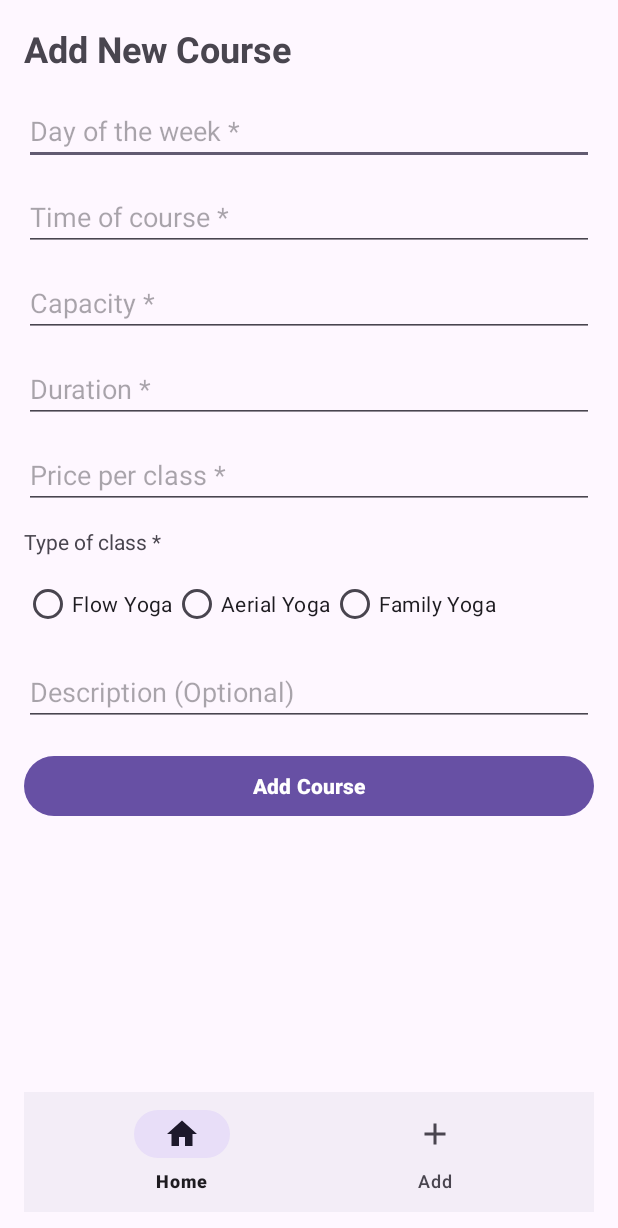
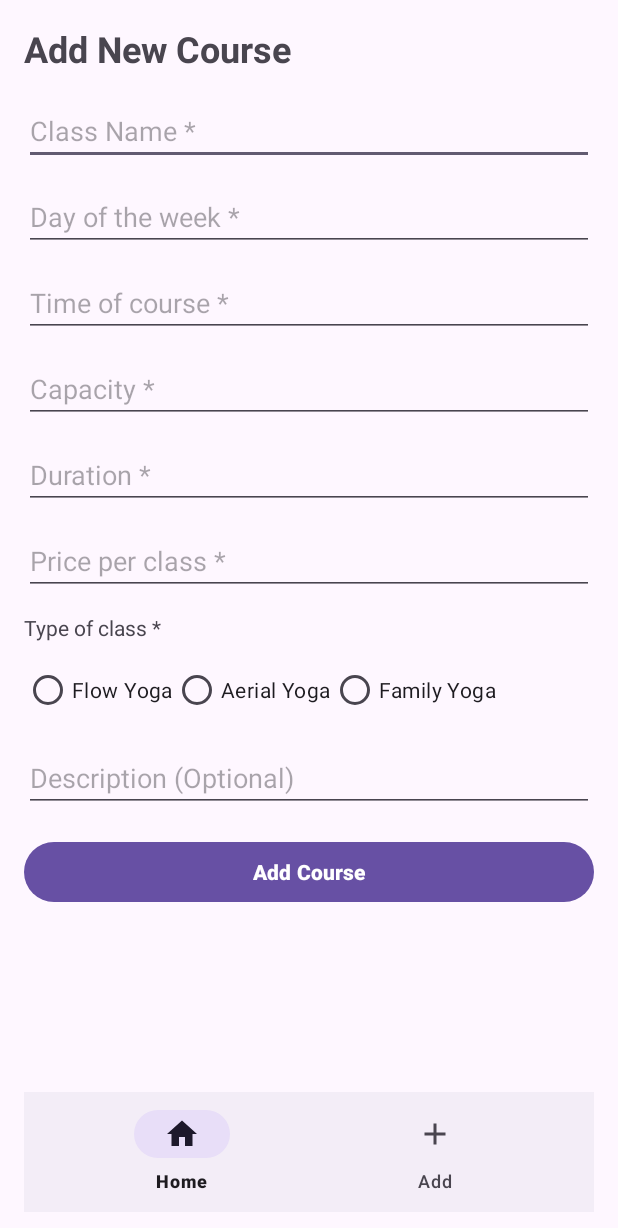
Before and after one commit to ltn23/YogaAdmin, an Android app: the AddCourseActivity screen opened directly, with no data from a screen before it, on a phone screen of 412 x 824 dp. Shown: the top 1228 px of the screen. Run offline under Robolectric (Android 15) with nearby library versions, the phone set to English and light mode, and no system bars.

Commit message:
add Course Name

```diff
--- a/YogaAdminApp/app/src/main/java/com/example/yogaadminapp/Class/EditClassActivity.java
+++ b/YogaAdminApp/app/src/main/java/com/example/yogaadminapp/Class/EditClassActivity.java
@@ -14,7 +14,7 @@ import com.example.yogaadminapp.R;
 
 public class EditClassActivity extends AppCompatActivity {
 
-    EditText edtTeacher, edtDate, edtComments;
+    EditText edtTeacher, edtDate, edtComments, edtCourseName;
     Button btnUpdate, btnBack, btnDelete;
     DatabaseHelper dbHelper;
     ClassModel currentClass;
@@ -79,6 +79,7 @@ public class EditClassActivity extends AppCompatActivity {
     private void updateClass() {
         currentClass = new ClassModel(
                 currentClass.getId(),
+                edtCourseName.getText().toString(),
                 edtTeacher.getText().toString(),
                 edtDate.getText().toString(),
                 edtComments.getText().toString(),
--- a/YogaAdminApp/app/src/main/java/com/example/yogaadminapp/Course/AddCourseActivity.java
+++ b/YogaAdminApp/app/src/main/java/com/example/yogaadminapp/Course/AddCourseActivity.java
@@ -20,7 +20,7 @@ import java.util.HashMap;
 
 public class AddCourseActivity extends AppCompatActivity {
 
-    EditText edtDay, edtTime, edtCapacity, edtDuration, edtPrice, edtDescription;
+    EditText edtDay, edtTime, edtCapacity, edtDuration, edtPrice, edtDescription, edtCourseName;
     RadioGroup rgType;
     DatabaseHelper dbHelper;
     HashMap<Integer, Runnable> menuActions;
@@ -31,6 +31,7 @@ public class AddCourseActivity extends AppCompatActivity {
         setContentView(R.layout.activity_add_course);
 
         // Ánh xạ các thành phần từ giao diện
+        edtCourseName = findViewById(R.id.edtCourseName);
         edtDay = findViewById(R.id.edtDay);
         edtTime = findViewById(R.id.edtTime);
         edtCapacity = findViewById(R.id.edtCapacity);
@@ -69,6 +70,7 @@ public class AddCourseActivity extends AppCompatActivity {
     }
 
     private void saveCourse() {
+        String courseName = edtCourseName.getText().toString();
         String day = edtDay.getText().toString();
         String time = edtTime.getText().toString();
         int capacity = Integer.parseInt(edtCapacity.getText().toString());
@@ -80,7 +82,7 @@ public class AddCourseActivity extends AppCompatActivity {
         RadioButton selectedTypeButton = findViewById(selectedTypeId);
         String type = selectedTypeButton.getText().toString();
 
-        YogaCourse newCourse = new YogaCourse(day, time, capacity, duration, price, type, description);
+        YogaCourse newCourse = new YogaCourse(courseName,day, time, capacity, duration, price, type, description);
         dbHelper.insertCourse(newCourse);
 
         Toast.makeText(this, "Course added successfully", Toast.LENGTH_SHORT).show();
@@ -98,6 +100,10 @@ public class AddCourseActivity extends AppCompatActivity {
     }
 
     private boolean validateInputs() {
+        if (edtCourseName.getText().toString().isEmpty()) {
+            edtCourseName.setError("Day is required");
+            return false;
+        }
         if (edtDay.getText().toString().isEmpty()) {
             edtDay.setError("Day is required");
             return false;
--- a/YogaAdminApp/app/src/main/java/com/example/yogaadminapp/RecyclerViewAdapter.java
+++ b/YogaAdminApp/app/src/main/java/com/example/yogaadminapp/RecyclerViewAdapter.java
@@ -40,7 +40,7 @@ public class RecyclerViewAdapter extends RecyclerView.Adapter<RecyclerViewAdapte
     @Override
     public void onBindViewHolder(@NonNull ViewHolder holder, int position) {
         YogaCourse yogaCourse = courseList.get(position);
-        holder.txtCourseName.setText(yogaCourse.getDay() + " - " + yogaCourse.getTime());
+        holder.txtCourseName.setText(yogaCourse.getName());
 
         holder.btnMore.setOnClickListener(v -> {
             Intent intent = new Intent(context, ClassListActivity.class);
--- a/YogaAdminApp/app/src/main/res/layout/activity_add_course.xml
+++ b/YogaAdminApp/app/src/main/res/layout/activity_add_course.xml
@@ -24,6 +24,13 @@
                 android:textSize="24sp"
                 android:textStyle="bold"
                 android:layout_marginBottom="16dp" />
+            <EditText
+                android:id="@+id/edtCourseName"
+                android:layout_width="match_parent"
+                android:layout_height="wrap_content"
+                android:hint="Class Name *"
+                android:layout_marginBottom="12dp" />
+
 
             <EditText
                 android:id="@+id/edtDay"
--- a/YogaAdminApp/app/src/main/res/layout/activity_detail_course.xml
+++ b/YogaAdminApp/app/src/main/res/layout/activity_detail_course.xml
@@ -17,6 +17,12 @@
             android:textStyle="bold"
             android:layout_marginBottom="16dp" />
 
+        <EditText
+            android:id="@+id/edtCourseName"
+            android:layout_width="match_parent"
+            android:layout_height="wrap_content"
+            android:hint="Class Name *"
+            android:layout_marginBottom="12dp" />
         <EditText
             android:id="@+id/edtDay"
             android:layout_width="match_parent"
```
Also changed, not shown: YogaAdminApp/app/src/main/java/com/example/yogaadminapp/Class/ClassModel.java (+11 -1 lines), YogaAdminApp/app/src/main/java/com/example/yogaadminapp/Course/DetailCourseActivity.java (+10 -1 lines), YogaAdminApp/app/src/main/java/com/example/yogaadminapp/Course/YogaCourse.java (+14 -2 lines), YogaAdminApp/app/src/main/java/com/example/yogaadminapp/DatabaseHelper.java (+9 -0 lines).
